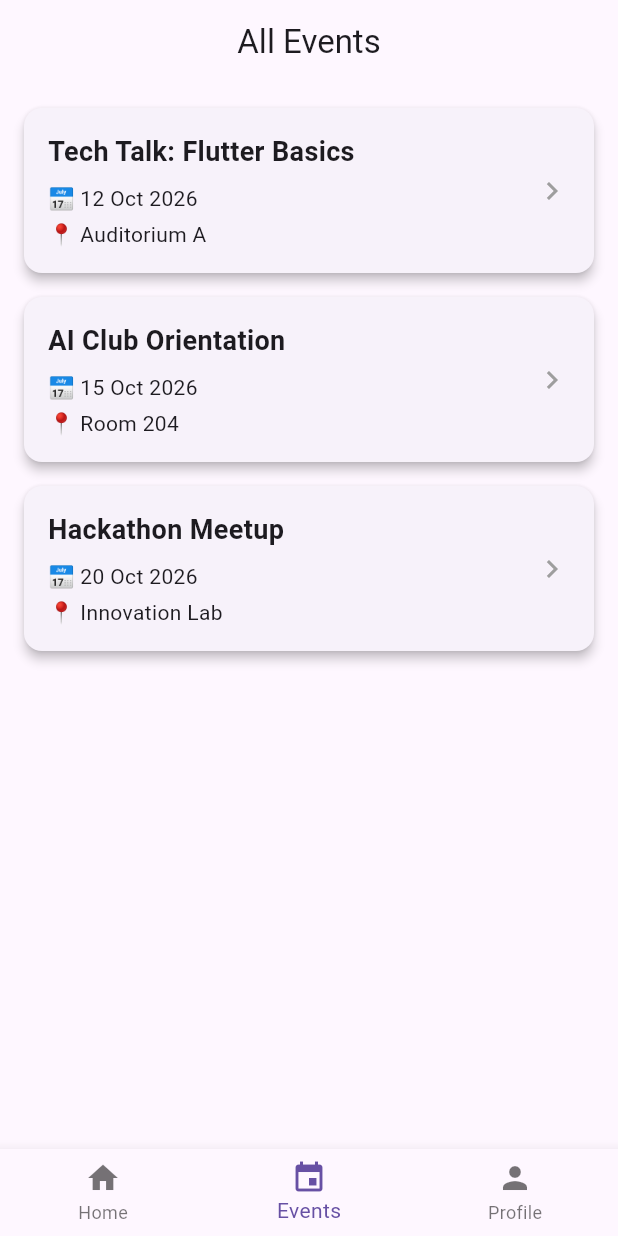
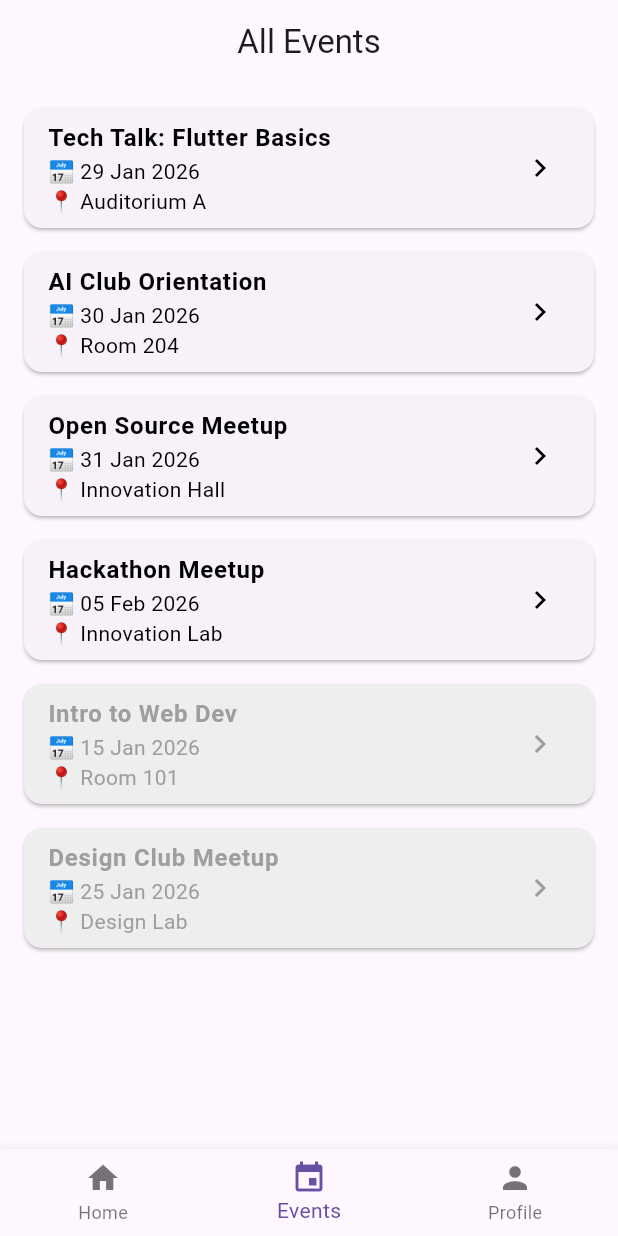
Before and after one commit to kalviumcommunity/S44-0126-Alpha-Full-Stack-With-FlutterAnd-Firebase-CampConnect, a Flutter app: the HomeScreen screen opened directly, item 2 of the bottom bar chosen, on a phone screen of 412 x 824 dp. Run offline on Flutter 3.47's test engine with Material 3 defaults, Android fonts, the phone set to English and light mode, and no system bars; our stand-ins replace cloud_firestore, firebase_auth, firebase_core; accounts and stored records are empty.

Commit message:
feat: add date-based filtering and disable past events in UI

```diff
--- /dev/null
+++ b/camp_connect/lib/data/dummy_events.dart
@@ -0,0 +1,45 @@
+final List<Map<String, String>> dummyEvents = [
+  // 🔴 Past
+  {
+    'title': 'Intro to Web Dev',
+    'date': '2026-01-15',
+    'location': 'Room 101',
+    'description': 'Basics of web development.',
+  },
+  {
+    'title': 'Design Club Meetup',
+    'date': '2026-01-25',
+    'location': 'Design Lab',
+    'description': 'Meet the design club members.',
+  },
+
+  // 🟡 Today
+  {
+    'title': 'Tech Talk: Flutter Basics',
+    'date': '2026-01-29',
+    'location': 'Auditorium A',
+    'description': 'Introductory Flutter session.',
+  },
+
+  // 🟢 Next 2 days
+  {
+    'title': 'AI Club Orientation',
+    'date': '2026-01-30',
+    'location': 'Room 204',
+    'description': 'Orientation for AI Club.',
+  },
+  {
+    'title': 'Open Source Meetup',
+    'date': '2026-01-31',
+    'location': 'Innovation Hall',
+    'description': 'Discuss open-source contributions.',
+  },
+
+  // 🔵 Future
+  {
+    'title': 'Hackathon Meetup',
+    'date': '2026-02-05',
+    'location': 'Innovation Lab',
+    'description': 'Team up for upcoming hackathons.',
+  },
+];
--- a/camp_connect/lib/screens/event_list_screen.dart
+++ b/camp_connect/lib/screens/event_list_screen.dart
@@ -1,78 +1,72 @@
 import 'package:flutter/material.dart';
+import '../data/dummy_events.dart';
+import '../utils/date_utils.dart';
 import 'event_detail_screen.dart';
-
-final List<Map<String, String>> dummyEvents = [
-  {
-    'title': 'Tech Talk: Flutter Basics',
-    'date': '12 Oct 2026',
-    'location': 'Auditorium A',
-    'description': 'An introductory session on Flutter fundamentals.',
-  },
-  {
-    'title': 'AI Club Orientation',
-    'date': '15 Oct 2026',
-    'location': 'Room 204',
-    'description': 'Orientation for new members of the AI Club.',
-  },
-  {
-    'title': 'Hackathon Meetup',
-    'date': '20 Oct 2026',
-    'location': 'Innovation Lab',
-    'description': 'Meet fellow hackers and form teams.',
-  },
-];
 
 class EventListScreen extends StatelessWidget {
   const EventListScreen({super.key});
 
   @override
   Widget build(BuildContext context) {
+    final today = todayDate();
+
+    // 🟢 Upcoming + today events
+    final upcomingEvents =
+        dummyEvents
+            .where((e) => !parseDate(e['date']!).isBefore(today))
+            .toList()
+          ..sort(
+            (a, b) => parseDate(a['date']!).compareTo(parseDate(b['date']!)),
+          );
+
+    // 🔴 Past events
+    final pastEvents =
+        dummyEvents.where((e) => parseDate(e['date']!).isBefore(today)).toList()
+          ..sort(
+            (a, b) => parseDate(a['date']!).compareTo(parseDate(b['date']!)),
+          );
+
+    // 🔥 Final list: upcoming first, past last
+    final orderedEvents = [...upcomingEvents, ...pastEvents];
+
     return Scaffold(
       appBar: AppBar(title: const Text('All Events'), centerTitle: true),
       body: ListView.builder(
         padding: const EdgeInsets.all(16),
-        itemCount: dummyEvents.length,
+        itemCount: orderedEvents.length,
         itemBuilder: (context, index) {
-          final event = dummyEvents[index];
+          final event = orderedEvents[index];
+          final isPast = parseDate(event['date']!).isBefore(today);
 
           return Card(
-            elevation: 3,
+            color: isPast ? Colors.grey.shade200 : null,
             margin: const EdgeInsets.only(bottom: 16),
-            child: InkWell(
-              onTap: () {
-                Navigator.push(
-                  context,
-                  MaterialPageRoute(
-                    builder: (_) => EventDetailScreen(event: event),
-                  ),
-                );
-              },
-              child: Padding(
-                padding: const EdgeInsets.all(16),
-                child: Row(
-                  children: [
-                    Expanded(
-                      child: Column(
-                        crossAxisAlignment: CrossAxisAlignment.start,
-                        children: [
-                          Text(
-                            event['title']!,
-                            style: const TextStyle(
-                              fontSize: 18,
-                              fontWeight: FontWeight.bold,
-                            ),
-                          ),
-                          const SizedBox(height: 8),
-                          Text('📅 ${event['date']}'),
-                          const SizedBox(height: 4),
-                          Text('📍 ${event['location']}'),
-                        ],
-                      ),
-                    ),
-                    const Icon(Icons.chevron_right, color: Colors.grey),
-                  ],
+            child: ListTile(
+              title: Text(
+                event['title']!,
+                style: TextStyle(
+                  fontWeight: FontWeight.bold,
+                  color: isPast ? Colors.grey : Colors.black,
                 ),
               ),
+              subtitle: Text(
+                '📅 ${formatDate(event['date']!)}\n📍 ${event['location']}',
+                style: TextStyle(color: isPast ? Colors.grey : Colors.black),
+              ),
+              trailing: Icon(
+                Icons.chevron_right,
+                color: isPast ? Colors.grey : Colors.black,
+              ),
+              onTap: isPast
+                  ? null
+                  : () {
+                      Navigator.push(
+                        context,
+                        MaterialPageRoute(
+                          builder: (_) => EventDetailScreen(event: event),
+                        ),
+                      );
+                    },
             ),
           );
         },
--- a/camp_connect/lib/screens/home_screen.dart
+++ b/camp_connect/lib/screens/home_screen.dart
@@ -1,24 +1,9 @@
 import 'package:flutter/material.dart';
+import '../data/dummy_events.dart';
+import '../utils/date_utils.dart';
+import 'event_detail_screen.dart';
 import 'event_list_screen.dart';
 import 'profile_screen.dart';
-
-final List<Map<String, String>> dummyEvents = [
-  {
-    'title': 'Tech Talk: Flutter Basics',
-    'date': '12 Oct 2026',
-    'location': 'Auditorium A',
-  },
-  {
-    'title': 'AI Club Orientation',
-    'date': '15 Oct 2026',
-    'location': 'Room 204',
-  },
-  {
-    'title': 'Hackathon Meetup',
-    'date': '20 Oct 2026',
-    'location': 'Innovation Lab',
-  },
-];
 
 class HomeScreen extends StatefulWidget {
   const HomeScreen({super.key});
@@ -28,25 +13,17 @@ class HomeScreen extends StatefulWidget {
 }
 
 class _HomeScreenState extends State<HomeScreen> {
-  int _currentIndex = 0;
+  int currentIndex = 0;
 
-  final List<Widget> _screens = const [
-    HomeTab(),
-    EventListScreen(),
-    ProfileScreen(),
-  ];
+  final screens = const [HomeTab(), EventListScreen(), ProfileScreen()];
 
   @override
   Widget build(BuildContext context) {
     return Scaffold(
-      body: _screens[_currentIndex],
+      body: screens[currentIndex],
       bottomNavigationBar: BottomNavigationBar(
-        currentIndex: _currentIndex,
-        onTap: (index) {
-          setState(() {
-            _currentIndex = index;
-          });
-        },
+        currentIndex: currentIndex,
+        onTap: (index) => setState(() => currentIndex = index),
         items: const [
           BottomNavigationBarItem(icon: Icon(Icons.home), label: 'Home'),
           BottomNavigationBarItem(icon: Icon(Icons.event), label: 'Events'),
@@ -62,35 +39,44 @@ class HomeTab extends StatelessWidget {
 
   @override
   Widget build(BuildContext context) {
+    final today = todayDate();
+    final endDate = today.add(const Duration(days: 2));
+
+    final upcomingEvents =
+        dummyEvents.where((e) {
+          final date = parseDate(e['date']!);
+          return !date.isBefore(today) && !date.isAfter(endDate);
+        }).toList()..sort(
+          (a, b) => parseDate(a['date']!).compareTo(parseDate(b['date']!)),
+        );
+
     return Scaffold(
       appBar: AppBar(title: const Text('Upcoming Events'), centerTitle: true),
       body: ListView.builder(
         padding: const EdgeInsets.all(16),
-        itemCount: dummyEvents.length,
+        itemCount: upcomingEvents.length,
         itemBuilder: (context, index) {
-          final event = dummyEvents[index];
+          final event = upcomingEvents[index];
 
           return Card(
-            elevation: 3,
             margin: const EdgeInsets.only(bottom: 16),
-            child: Padding(
-              padding: const EdgeInsets.all(16),
-              child: Column(
-                crossAxisAlignment: CrossAxisAlignment.start,
-                children: [
-                  Text(
-                    event['title']!,
-                    style: const TextStyle(
-                      fontSize: 18,
-                      fontWeight: FontWeight.bold,
-                    ),
+            child: ListTile(
+              title: Text(
+                event['title']!,
+                style: const TextStyle(fontWeight: FontWeight.bold),
+              ),
+              subtitle: Text(
+                '📅 ${formatDate(event['date']!)}\n📍 ${event['location']}',
+              ),
+              trailing: const Icon(Icons.chevron_right),
+              onTap: () {
+                Navigator.push(
+                  context,
+                  MaterialPageRoute(
+                    builder: (_) => EventDetailScreen(event: event),
                   ),
-                  const SizedBox(height: 8),
-                  Text('📅 ${event['date']}'),
-                  const SizedBox(height: 4),
-                  Text('📍 ${event['location']}'),
-                ],
-              ),
+                );
+              },
             ),
           );
         },
--- /dev/null
+++ b/camp_connect/lib/utils/date_utils.dart
@@ -0,0 +1,15 @@
+import 'package:intl/intl.dart';
+
+DateTime todayDate() {
+  final now = DateTime.now();
+  return DateTime(now.year, now.month, now.day);
+}
+
+DateTime parseDate(String date) {
+  final parsed = DateTime.parse(date);
+  return DateTime(parsed.year, parsed.month, parsed.day);
+}
+
+String formatDate(String date) {
+  return DateFormat('dd MMM yyyy').format(DateTime.parse(date));
+}
--- a/camp_connect/pubspec.yaml
+++ b/camp_connect/pubspec.yaml
@@ -33,6 +33,7 @@ dependencies:
   firebase_core: ^4.4.0
   firebase_auth: ^6.1.4
   cloud_firestore: ^6.1.2
+  intl: ^0.19.0
 
   # The following adds the Cupertino Icons font to your application.
   # Use with the CupertinoIcons class for iOS style icons.
```
Also changed, not shown: camp_connect/lib/screens/event_detail_screen.dart (+17 -14 lines), camp_connect/pubspec.lock.
